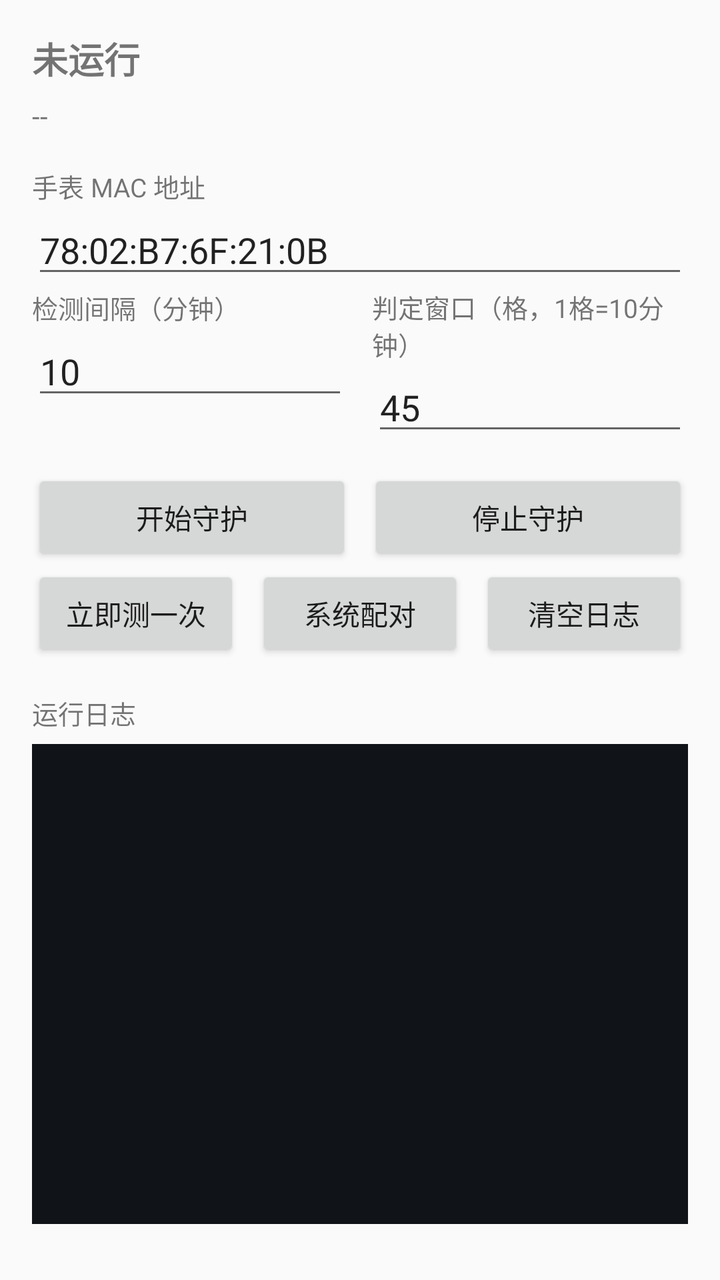
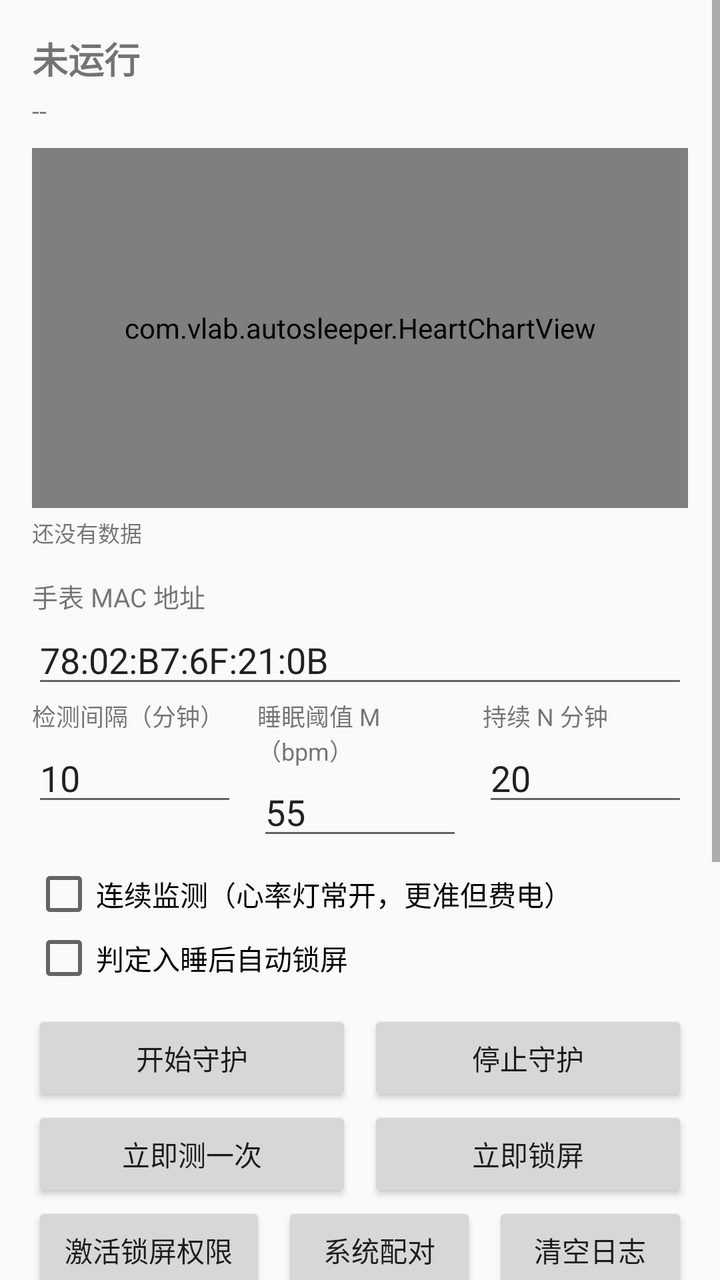

Before-and-after screenshots of an Android layout around one commit, followed by the original layout XML and the change that was made.
<!-- AndroidManifest.xml: application theme Theme.AutoSleeper -->
<!-- res/layout/activity_main.xml -->
<?xml version="1.0" encoding="utf-8"?>
<ScrollView xmlns:android="http://schemas.android.com/apk/res/android"
    android:layout_width="match_parent"
    android:layout_height="match_parent"
    android:fillViewport="true">

    <LinearLayout
        android:layout_width="match_parent"
        android:layout_height="wrap_content"
        android:orientation="vertical"
        android:padding="16dp">

        <TextView
            android:id="@+id/tvStatus"
            android:layout_width="match_parent"
            android:layout_height="wrap_content"
            android:text="@string/status_idle"
            android:textSize="18sp"
            android:textStyle="bold" />

        <TextView
            android:id="@+id/tvNow"
            android:layout_width="match_parent"
            android:layout_height="wrap_content"
            android:layout_marginTop="6dp"
            android:text="--"
            android:textSize="14sp" />

        <TextView
            android:layout_width="match_parent"
            android:layout_height="wrap_content"
            android:layout_marginTop="16dp"
            android:text="@string/hint_addr"
            android:textSize="13sp" />

        <EditText
            android:id="@+id/etAddr"
            android:layout_width="match_parent"
            android:layout_height="wrap_content"
            android:inputType="text"
            android:singleLine="true"
            android:text="78:02:B7:6F:21:0B" />

        <LinearLayout
            android:layout_width="match_parent"
            android:layout_height="wrap_content"
            android:orientation="horizontal">

            <LinearLayout
                android:layout_width="0dp"
                android:layout_height="wrap_content"
                android:layout_weight="1"
                android:orientation="vertical">

                <TextView
                    android:layout_width="match_parent"
                    android:layout_height="wrap_content"
                    android:text="@string/label_interval"
                    android:textSize="13sp" />

                <EditText
                    android:id="@+id/etInterval"
                    android:layout_width="match_parent"
                    android:layout_height="wrap_content"
                    android:inputType="number"
                    android:singleLine="true"
                    android:text="10" />
            </LinearLayout>

            <LinearLayout
                android:layout_width="0dp"
                android:layout_height="wrap_content"
                android:layout_weight="1"
                android:orientation="vertical"
                android:layout_marginStart="12dp">

                <TextView
                    android:layout_width="match_parent"
                    android:layout_height="wrap_content"
                    android:text="@string/label_sample"
                    android:textSize="13sp" />

                <EditText
                    android:id="@+id/etSample"
                    android:layout_width="match_parent"
                    android:layout_height="wrap_content"
                    android:inputType="number"
                    android:singleLine="true"
                    android:text="45" />
            </LinearLayout>
        </LinearLayout>

        <LinearLayout
            android:layout_width="match_parent"
            android:layout_height="wrap_content"
            android:layout_marginTop="12dp"
            android:orientation="horizontal">

            <Button
                android:id="@+id/btnStart"
                android:layout_width="0dp"
                android:layout_height="wrap_content"
                android:layout_weight="1"
                android:text="@string/btn_start" />

            <Button
                android:id="@+id/btnStop"
                android:layout_width="0dp"
                android:layout_height="wrap_content"
                android:layout_weight="1"
                android:layout_marginStart="8dp"
                android:text="@string/btn_stop" />
        </LinearLayout>

        <LinearLayout
            android:layout_width="match_parent"
            android:layout_height="wrap_content"
            android:orientation="horizontal">

            <Button
                android:id="@+id/btnTest"
                android:layout_width="0dp"
                android:layout_height="wrap_content"
                android:layout_weight="1"
                android:text="@string/btn_test" />

            <Button
                android:id="@+id/btnPair"
                android:layout_width="0dp"
                android:layout_height="wrap_content"
                android:layout_weight="1"
                android:layout_marginStart="8dp"
                android:text="@string/btn_pair" />

            <Button
                android:id="@+id/btnClear"
                android:layout_width="0dp"
                android:layout_height="wrap_content"
                android:layout_weight="1"
                android:layout_marginStart="8dp"
                android:text="@string/btn_clear" />
        </LinearLayout>

        <TextView
            android:layout_width="match_parent"
            android:layout_height="wrap_content"
            android:layout_marginTop="16dp"
            android:text="运行日志"
            android:textSize="13sp" />

        <TextView
            android:id="@+id/tvLog"
            android:layout_width="match_parent"
            android:layout_height="wrap_content"
            android:layout_marginTop="6dp"
            android:background="@color/log_bg"
            android:fontFamily="monospace"
            android:minHeight="240dp"
            android:padding="8dp"
            android:textColor="@color/log_fg"
            android:textIsSelectable="true"
            android:textSize="11sp" />

    </LinearLayout>
</ScrollView>
<!-- resources referenced by this layout -->
<resources>
  <color name="log_bg">#101418</color>
  <color name="log_fg">#9EE493</color>
  <string name="btn_clear">清空日志</string>
  <string name="btn_pair">系统配对</string>
  <string name="btn_start">开始守护</string>
  <string name="btn_stop">停止守护</string>
  <string name="btn_test">立即测一次</string>
  <string name="hint_addr">手表 MAC 地址</string>
  <string name="label_interval">检测间隔（分钟）</string>
  <string name="label_sample">判定窗口（格，1格=10分钟）</string>
  <string name="status_idle">未运行</string>
  <style name="Theme.AutoSleeper" parent="Theme.AppCompat.DayNight.DarkActionBar">
          <item name="colorPrimary">@color/primary</item>
          <item name="colorPrimaryDark">@color/primary_dark</item>
          <item name="colorAccent">@color/accent</item>
      </style>
  <color name="primary">#1A237E</color>
  <color name="primary_dark">#0D1454</color>
  <color name="accent">#FFB300</color>
</resources>

<!-- the commit's change to res/layout/activity_main.xml (unified diff, before → after) -->
@@ -22,14 +22,28 @@
             android:id="@+id/tvNow"
             android:layout_width="match_parent"
             android:layout_height="wrap_content"
-            android:layout_marginTop="6dp"
+            android:layout_marginTop="4dp"
             android:text="--"
-            android:textSize="14sp" />
-
-        <TextView
-            android:layout_width="match_parent"
-            android:layout_height="wrap_content"
-            android:layout_marginTop="16dp"
+            android:textSize="13sp" />
+
+        <com.vlab.autosleeper.HeartChartView
+            android:id="@+id/chart"
+            android:layout_width="match_parent"
+            android:layout_height="180dp"
+            android:layout_marginTop="10dp" />
+
+        <TextView
+            android:id="@+id/tvChartInfo"
+            android:layout_width="match_parent"
+            android:layout_height="wrap_content"
+            android:layout_marginTop="4dp"
+            android:text="还没有数据"
+            android:textSize="11sp" />
+
+        <TextView
+            android:layout_width="match_parent"
+            android:layout_height="wrap_content"
+            android:layout_marginTop="14dp"
             android:text="@string/hint_addr"
             android:textSize="13sp" />
 
@@ -56,7 +70,7 @@
                     android:layout_width="match_parent"
                     android:layout_height="wrap_content"
                     android:text="@string/label_interval"
-                    android:textSize="13sp" />
+                    android:textSize="12sp" />
 
                 <EditText
                     android:id="@+id/etInterval"
@@ -71,80 +85,142 @@
                 android:layout_width="0dp"
                 android:layout_height="wrap_content"
                 android:layout_weight="1"
-                android:orientation="vertical"
-                android:layout_marginStart="12dp">
+                android:layout_marginStart="10dp"
+                android:orientation="vertical">
 
                 <TextView
                     android:layout_width="match_parent"
                     android:layout_height="wrap_content"
-                    android:text="@string/label_sample"
-                    android:textSize="13sp" />
+                    android:text="@string/label_threshold"
+                    android:textSize="12sp" />
 
                 <EditText
-                    android:id="@+id/etSample"
+                    android:id="@+id/etThreshold"
                     android:layout_width="match_parent"
                     android:layout_height="wrap_content"
                     android:inputType="number"
                     android:singleLine="true"
-                    android:text="45" />
+                    android:text="55" />
             </LinearLayout>
-        </LinearLayout>
-
-        <LinearLayout
+
+            <LinearLayout
+                android:layout_width="0dp"
+                android:layout_height="wrap_content"
+                android:layout_weight="1"
+                android:layout_marginStart="10dp"
+                android:orientation="vertical">
+
+                <TextView
+                    android:layout_width="match_parent"
+                    android:layout_height="wrap_content"
+                    android:text="@string/label_hold"
+                    android:textSize="12sp" />
+
+                <EditText
+                    android:id="@+id/etHold"
+                    android:layout_width="match_parent"
+                    android:layout_height="wrap_content"
+                    android:inputType="number"
+                    android:singleLine="true"
+                    android:text="20" />
+            </LinearLayout>
+        </LinearLayout>
+
+        <CheckBox
+            android:id="@+id/cbContinuous"
+            android:layout_width="match_parent"
+            android:layout_height="wrap_content"
+            android:layout_marginTop="6dp"
+            android:text="@string/label_continuous" />
+
+        <CheckBox
+            android:id="@+id/cbAutoLock"
+            android:layout_width="match_parent"
+            android:layout_height="wrap_content"
+            android:text="@string/label_autolock" />
+
+        <LinearLayout
+            android:layout_width="match_parent"
+            android:layout_height="wrap_content"
+            android:layout_marginTop="10dp"
+            android:orientation="horizontal">
+
+            <Button
+                android:id="@+id/btnStart"
+                android:layout_width="0dp"
+                android:layout_height="wrap_content"
+                android:layout_weight="1"
+                android:text="@string/btn_start" />
+
+            <Button
+                android:id="@+id/btnStop"
+                android:layout_width="0dp"
+                android:layout_height="wrap_content"
+                android:layout_weight="1"
+                android:layout_marginStart="8dp"
+                android:text="@string/btn_stop" />
+        </LinearLayout>
+
+        <LinearLayout
+            android:layout_width="match_parent"
+            android:layout_height="wrap_content"
+            android:orientation="horizontal">
+
+            <Button
+                android:id="@+id/btnTest"
+                android:layout_width="0dp"
+                android:layout_height="wrap_content"
+                android:layout_weight="1"
+                android:text="@string/btn_test" />
+
+            <Button
+                android:id="@+id/btnLock"
+                android:layout_width="0dp"
+                android:layout_height="wrap_content"
+                android:layout_weight="1"
+                android:layout_marginStart="8dp"
+                android:text="@string/btn_lock_now" />
+        </LinearLayout>
+
+        <LinearLayout
+            android:layout_width="match_parent"
+            android:layout_height="wrap_content"
+            android:orientation="horizontal">
+
+            <Button
+                android:id="@+id/btnAdmin"
+                android:layout_width="0dp"
+                android:layout_height="wrap_content"
+                android:layout_weight="1.2"
+                android:text="@string/btn_admin" />
+
+            <Button
+                android:id="@+id/btnPair"
+                android:layout_width="0dp"
+                android:layout_height="wrap_content"
+                android:layout_weight="1"
+                android:layout_marginStart="8dp"
+                android:text="@string/btn_pair" />
+
+            <Button
+                android:id="@+id/btnClear"
+                android:layout_width="0dp"
+                android:layout_height="wrap_content"
+                android:layout_weight="1"
+                android:layout_marginStart="8dp"
+                android:text="@string/btn_clear" />
+        </LinearLayout>
+
+        <Button
+            android:id="@+id/btnBattery"
+            android:layout_width="match_parent"
+            android:layout_height="wrap_content"
+            android:text="@string/btn_battery" />
+
+        <TextView
             android:layout_width="match_parent"
             android:layout_height="wrap_content"
             android:layout_marginTop="12dp"
-            android:orientation="horizontal">
-
-            <Button
-                android:id="@+id/btnStart"
-                android:layout_width="0dp"
-                android:layout_height="wrap_content"
-                android:layout_weight="1"
-                android:text="@string/btn_start" />
-
-            <Button
-                android:id="@+id/btnStop"
-                android:layout_width="0dp"
-                android:layout_height="wrap_content"
-                android:layout_weight="1"
-                android:layout_marginStart="8dp"
-                android:text="@string/btn_stop" />
-        </LinearLayout>
-
-        <LinearLayout
-            android:layout_width="match_parent"
-            android:layout_height="wrap_content"
-            android:orientation="horizontal">
-
-            <Button
-                android:id="@+id/btnTest"
-                android:layout_width="0dp"
-                android:layout_height="wrap_content"
-                android:layout_weight="1"
-                android:text="@string/btn_test" />
-
-            <Button
-                android:id="@+id/btnPair"
-                android:layout_width="0dp"
-                android:layout_height="wrap_content"
-                android:layout_weight="1"
-                android:layout_marginStart="8dp"
-                android:text="@string/btn_pair" />
-
-            <Button
-                android:id="@+id/btnClear"
-                android:layout_width="0dp"
-                android:layout_height="wrap_content"
-                android:layout_weight="1"
-                android:layout_marginStart="8dp"
-                android:text="@string/btn_clear" />
-        </LinearLayout>
-
-        <TextView
-            android:layout_width="match_parent"
-            android:layout_height="wrap_content"
-            android:layout_marginTop="16dp"
             android:text="运行日志"
             android:textSize="13sp" />
 
@@ -155,7 +231,7 @@
             android:layout_marginTop="6dp"
             android:background="@color/log_bg"
             android:fontFamily="monospace"
-            android:minHeight="240dp"
+            android:minHeight="200dp"
             android:padding="8dp"
             android:textColor="@color/log_fg"
             android:textIsSelectable="true"
<!-- resource entries referenced after the edit -->
@@ -2,14 +2,20 @@
 <resources>
   <color name="log_bg">#101418</color>
   <color name="log_fg">#9EE493</color>
+  <string name="btn_admin">激活锁屏权限</string>
+  <string name="btn_battery">关闭电池优化（保活）</string>
   <string name="btn_clear">清空日志</string>
+  <string name="btn_lock_now">立即锁屏</string>
   <string name="btn_pair">系统配对</string>
   <string name="btn_start">开始守护</string>
   <string name="btn_stop">停止守护</string>
   <string name="btn_test">立即测一次</string>
   <string name="hint_addr">手表 MAC 地址</string>
+  <string name="label_autolock">判定入睡后自动锁屏</string>
+  <string name="label_continuous">连续监测（心率灯常开，更准但费电）</string>
+  <string name="label_hold">持续 N 分钟</string>
   <string name="label_interval">检测间隔（分钟）</string>
-  <string name="label_sample">判定窗口（格，1格=10分钟）</string>
+  <string name="label_threshold">睡眠阈值 M（bpm）</string>
   <string name="status_idle">未运行</string>
   <style name="Theme.AutoSleeper" parent="Theme.AppCompat.DayNight.DarkActionBar">
           <item name="colorPrimary">@color/primary</item>
